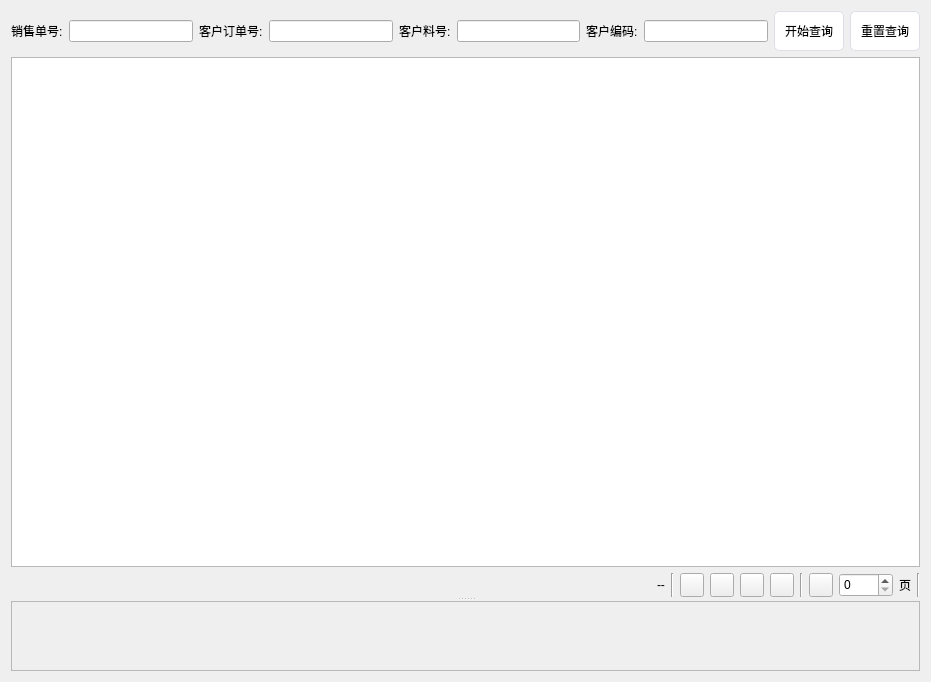
Old version of the form ui/list_frame.ui in the repository izerui/scanrun.
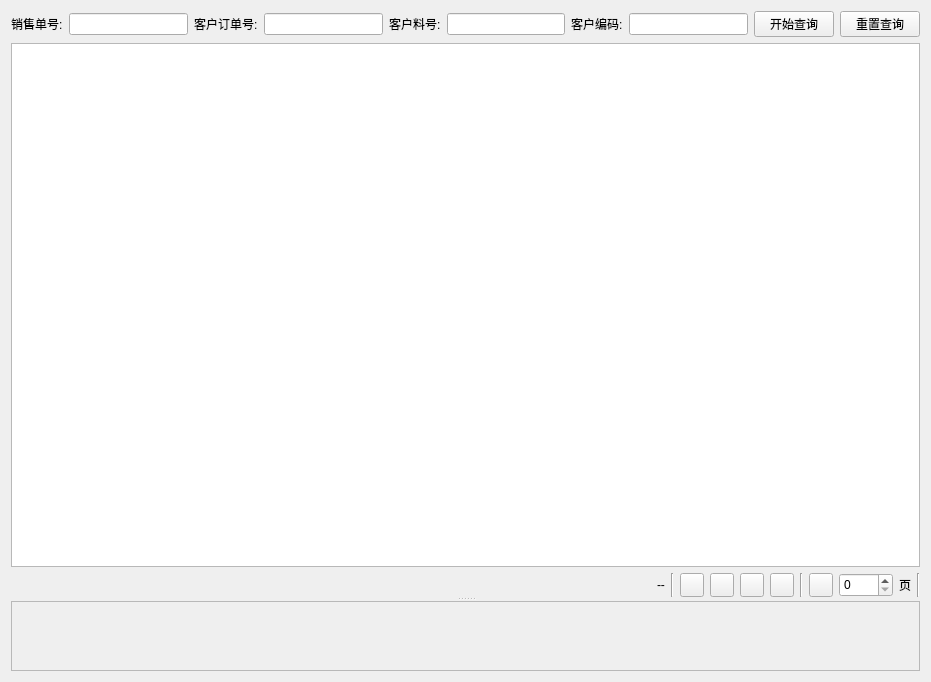
New version of the form. Icons and pictures are not drawn.

The edit to the form file:
```diff
--- a/ui/list_frame.ui
+++ b/ui/list_frame.ui
@@ -14,22 +14,7 @@
    <string>Form</string>
   </property>
   <property name="styleSheet">
-   <string notr="true">QPushButton {
-    background-color: #ffffff;
-    border: 1px solid #dcdfe6;
-    padding: 10px;
-    border-radius: 5px;
-}
-
-QPushButton:hover {
-    background-color: #ecf5ff;
-    color: #409eff;
-}
-
-QPushButton:pressed, QPushButton:checked {
-    border: 1px solid #3a8ee6;
-    color: #409eff;
-}</string>
+   <string notr="true"/>
   </property>
   <layout class="QGridLayout" name="gridLayout">
    <item row="0" column="0">
```
